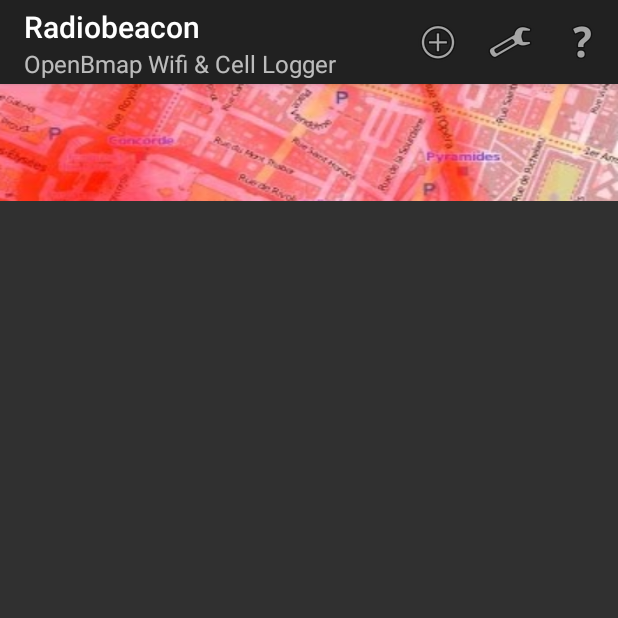
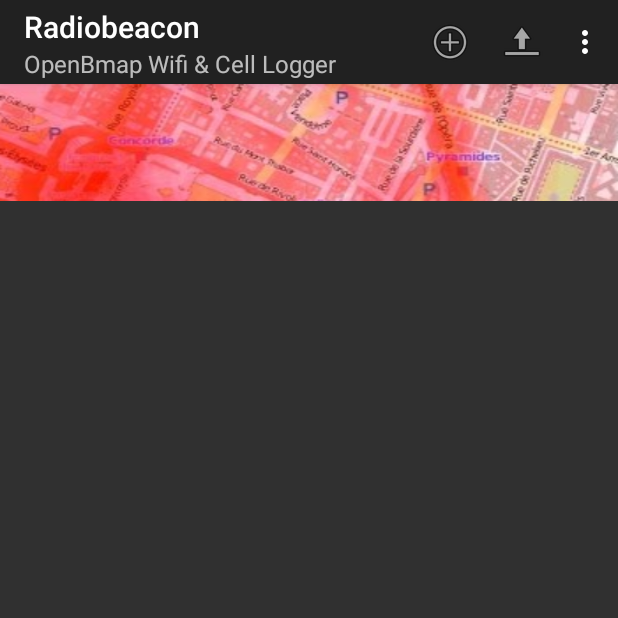
Before and after one commit to openbmap/radiocells-scanner-android, an Android app: the fragment SessionListFragment placed in its activity, on a phone screen of 412 x 824 dp, the top half of it. Run offline under Robolectric (Android 15) with nearby library versions, the phone set to English and light mode, and no system bars.

Commit message:
Added upload button to menu bar

```diff
--- a/android/app/src/main/java/org/openbmap/activities/StartscreenActivity.java
+++ b/android/app/src/main/java/org/openbmap/activities/StartscreenActivity.java
@@ -431,6 +431,9 @@
 				// Start settings activity
 				startActivity(new Intent(this, SettingsActivity.class));
 				break;
+			case R.id.menu_upload_all:
+				uploadAllCommand();
+				break;
 			case R.id.menu_credits:
 				// Start settings activity
 				startActivity(new Intent(this, CreditsActivity.class));
--- a/android/app/src/main/res/menu/main_menu.xml
+++ b/android/app/src/main/res/menu/main_menu.xml
@@ -8,15 +8,21 @@
         android:title="@string/new_session">
     </item>
     <item
+        android:id="@+id/menu_upload_all"
+        android:icon="@android:drawable/ic_menu_upload"
+        app:showAsAction="always"
+        android:title="@string/upload_all">
+    </item>
+    <item
         android:id="@+id/menu_settings"
         android:icon="@android:drawable/ic_menu_preferences"
-        app:showAsAction="always|withText"
+        app:showAsAction="ifRoom|withText"
         android:title="@string/settings">
     </item>
     <item
         android:id="@+id/menu_credits"
         android:icon="@android:drawable/ic_menu_help"
-        app:showAsAction="always|withText"
+        app:showAsAction="ifRoom|withText"
         android:title="@string/credits">
     </item>
 
--- a/android/app/src/main/res/menu/session_context.xml
+++ b/android/app/src/main/res/menu/session_context.xml
@@ -22,7 +22,7 @@
     </item>
     <item
         android:id="@+id/menu_upload_session"
-        android:icon="@drawable/ic_action_upload"
+        android:icon="@android:drawable/ic_menu_upload"
         app:showAsAction="always"
         android:title="@string/upload">
     </item>
--- a/android/app/src/main/res/values/strings.xml
+++ b/android/app/src/main/res/values/strings.xml
@@ -188,7 +188,7 @@
 	<string name="warning_sd_not_writable">Can\'t write to SD card. Perhaps mounted on desktop
 		pc?
 	</string>
-	<string name="error_save_file_failed">Error: Couldn\'t save wifi catalog! Check SD card /
+	<string name="error_save_file_failed">Download failed! Check SD card /
 		permissions!
 	</string>
 	<string name="error_create_directory_failed">Couldn\'t create data directory</string>
```
Also changed, not shown: android/app/build.gradle (+5 -5 lines).
